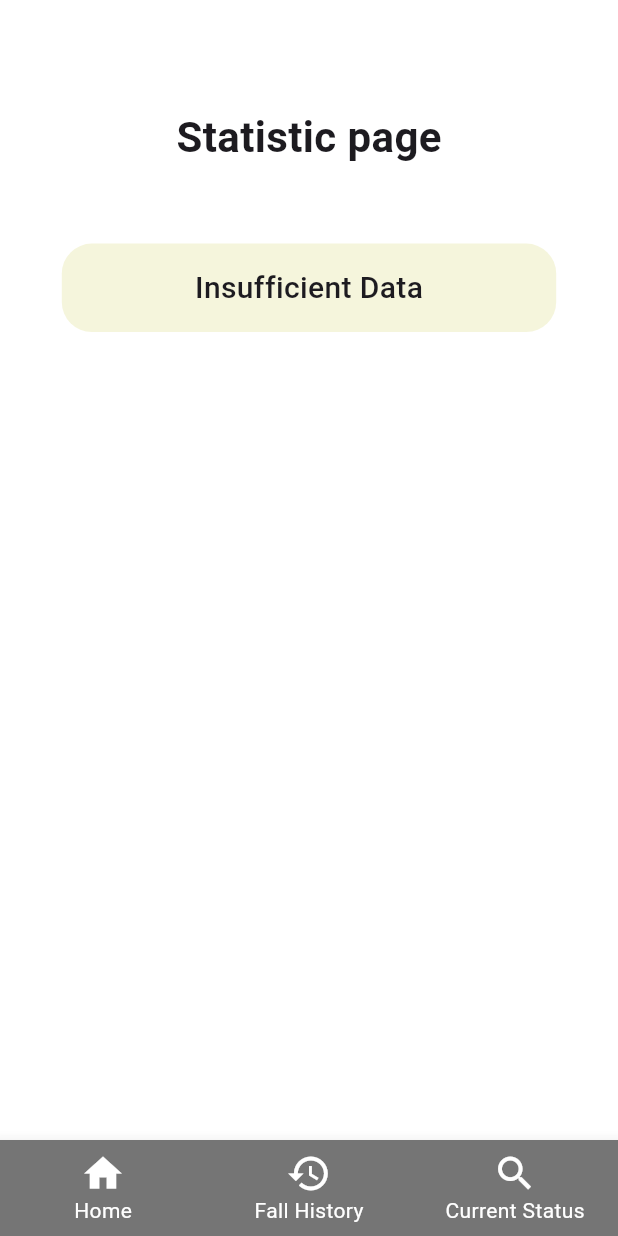
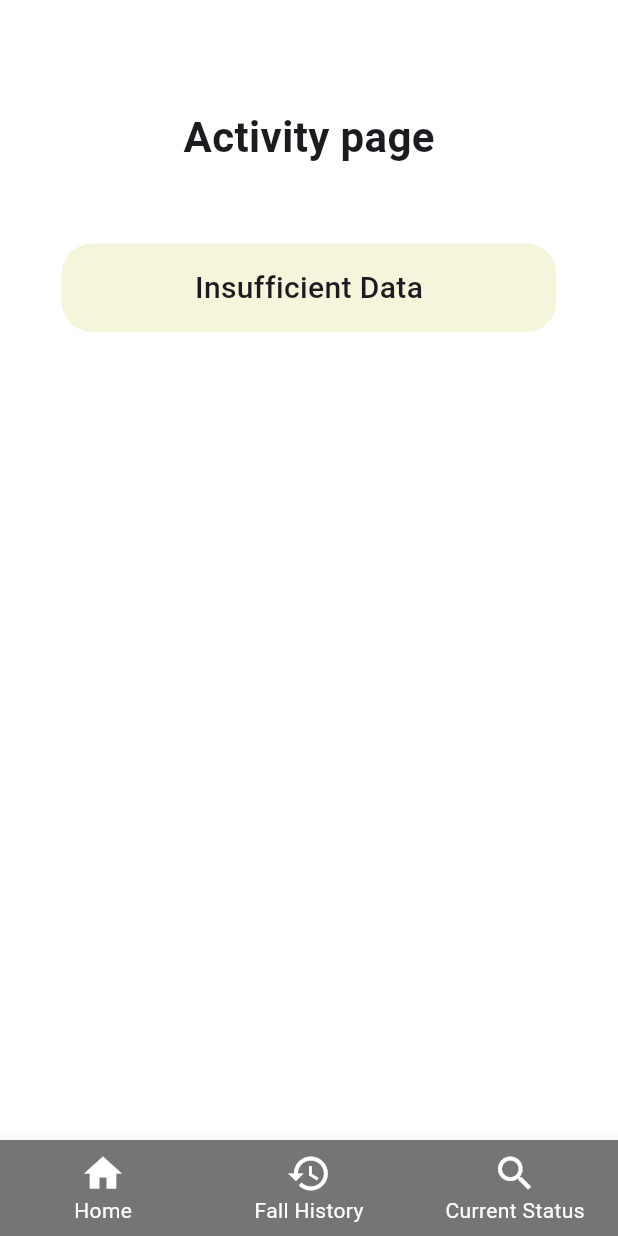
Before and after one commit to gitfiq/fall_detection_real, a Flutter app: the StatisticPage screen opened directly with empty values, on a phone screen of 412 x 824 dp. Run offline on Flutter 3.47's test engine with Material 3 defaults, Android fonts, the light colour scheme and no system bars; our stand-ins replace cloud_firestore, firebase_core, firebase_messaging, fl_chart, lottie; accounts and stored records are empty; network calls fail.

Commit message:
latest version

```diff
--- a/lib/pages/current_status_page.dart
+++ b/lib/pages/current_status_page.dart
@@ -24,7 +24,7 @@ class _CurrentStatusPageState extends State<CurrentStatusPage> {
     return Scaffold(
       backgroundColor: Colors.white,
       body: StreamBuilder<DocumentSnapshot<Map<String, dynamic>>>(
-          stream: _firestoreService.getCurrentStatusStream(widget.deviceId),
+          stream: _firestoreService.getUserStream(widget.deviceId),
           builder: (context, snapshot) {
             if (snapshot.connectionState == ConnectionState.waiting) {
               return const Center(
--- a/lib/pages/statistic_page.dart
+++ b/lib/pages/statistic_page.dart
@@ -1,3 +1,5 @@
+import 'dart:async';
+
 import 'package:fall_detection_real/data/user_id.dart';
 import 'package:fall_detection_real/pages/current_status_page.dart';
 import 'package:fall_detection_real/pages/fall_history_page.dart';
@@ -20,9 +22,23 @@ class _StatisticPageState extends State<StatisticPage> {
   final List<SensorDataPoint> sensorDataPoints =
       []; // List to store data points
   bool _isStreamActive = false; // Flag to track stream status
+  late StreamSubscription
+      _sensorDataSubscription; // StreamSubscription to manage stream
+
+  @override
+  void initState() {
+    super.initState();
+    _listenToSensorData();
+  }
+
+  @override
+  void dispose() {
+    _sensorDataSubscription.cancel(); // Cancel the stream subscription
+    super.dispose();
+  }
 
   void _listenToSensorData() {
-    _firestoreService.getSensorDataStream(widget.deviceId).listen((snapshot) {
+    _firestoreService.getUserStream(widget.deviceId).listen((snapshot) {
       if (snapshot.exists) {
         final data = snapshot.data()!;
         final newPoint = SensorDataPoint(
@@ -34,7 +50,7 @@ class _StatisticPageState extends State<StatisticPage> {
         // Update the list (add new, remove old if needed)
         setState(() {
           sensorDataPoints.add(newPoint);
-          if (sensorDataPoints.length > 10) {
+          if (sensorDataPoints.length >= 11) {
             sensorDataPoints.removeAt(0); // Remove oldest point
           }
         });
@@ -45,28 +61,36 @@ class _StatisticPageState extends State<StatisticPage> {
 
   //Gets the gyrometer values against the time
   List<FlSpot> _getgyrometerChartData(List<SensorDataPoint> dataPoints) {
-    return dataPoints
-        .map((point) => FlSpot(
-            (point.time.hour * 3600 +
-                point.time.minute * 60 +
-                point.time.second) as double,
-            point.gyrometer))
-        .toList();
+    return dataPoints.map((point) {
+      double xValue = point.time.millisecondsSinceEpoch.toDouble();
+      return FlSpot(xValue, point.gyrometer.toDouble());
+    }).toList();
   }
 
   //Gets the accelerometer values against the time
   List<FlSpot> _getaccelerometerChartData(List<SensorDataPoint> dataPoints) {
-    return dataPoints
-        .map((point) => FlSpot(
-            (point.time.hour * 3600 +
-                point.time.minute * 60 +
-                point.time.second) as double,
-            point.accelerometer))
-        .toList();
+    return dataPoints.map((point) {
+      double xValue = point.time.millisecondsSinceEpoch.toDouble();
+      return FlSpot(xValue, point.accelerometer.toDouble());
+    }).toList();
+  }
+
+  SideTitles getBottomTitles() {
+    return SideTitles(
+      showTitles: true,
+      reservedSize: 20,
+      interval: 60000, // Show label for each minute
+      getTitlesWidget: (value, meta) {
+        DateTime date = DateTime.fromMillisecondsSinceEpoch(value.toInt());
+        String formattedTime = "${date.hour}:${date.minute}:${date.second}";
+        return Text(formattedTime, style: const TextStyle(fontSize: 10));
+      },
+    );
   }
 
   Widget _buildLineChartOrMessage() {
-    if (sensorDataPoints.length < 10) {
+    // ignore: prefer_is_empty
+    if (sensorDataPoints.length < 1) {
       // Render the message widget in a rounded container
       return Container(
         width: MediaQuery.of(context).size.width * 0.8,
@@ -108,30 +132,32 @@ class _StatisticPageState extends State<StatisticPage> {
                   padding: const EdgeInsets.all(12.0),
                   child: LineChart(
                     LineChartData(
+                      minY: 0,
+                      maxY: 0.5,
                       lineBarsData: [
                         LineChartBarData(
-                          spots: gyrometerChartData,
-                          isCurved: true,
-                          barWidth: 15,
-                          color: Colors.blue,
-                        )
+                            spots: gyrometerChartData,
+                            isCurved: true,
+                            barWidth: 3,
+                            color: Colors.green,
+                            preventCurveOverShooting: true,
+                            dotData: const FlDotData(
+                              show: true,
+                            )),
                       ],
-                      titlesData: const FlTitlesData(
-                          topTitles: AxisTitles(
+                      titlesData: FlTitlesData(
+                          topTitles: const AxisTitles(
                             sideTitles: SideTitles(showTitles: false),
                           ),
-                          rightTitles: AxisTitles(
+                          rightTitles: const AxisTitles(
                               sideTitles: SideTitles(showTitles: false)),
-                          leftTitles: AxisTitles(
+                          leftTitles: const AxisTitles(
                             axisNameWidget: Text("Gyrometer Values (degree/s)"),
                             sideTitles: SideTitles(showTitles: true),
                           ),
                           bottomTitles: AxisTitles(
-                            axisNameWidget: Text("Time"),
-                            sideTitles: SideTitles(
-                              showTitles: true,
-                              reservedSize: 30,
-                            ),
+                            axisNameWidget: const Text("Time"),
+                            sideTitles: getBottomTitles(),
                           )),
                     ),
                   ),
@@ -147,31 +173,33 @@ class _StatisticPageState extends State<StatisticPage> {
                   padding: const EdgeInsets.all(12.0),
                   child: LineChart(
                     LineChartData(
+                      minY: 0,
+                      maxY: 0.5,
                       lineBarsData: [
                         LineChartBarData(
-                          spots: accelerometerChartData,
-                          isCurved: true,
-                          barWidth: 15,
-                          color: Colors.blue,
-                        ),
+                            spots: accelerometerChartData,
+                            isCurved: true,
+                            barWidth: 3,
+                            color: Colors.blue,
+                            preventCurveOverShooting: true,
+                            dotData: const FlDotData(
+                              show: true,
+                            )),
                       ],
-                      titlesData: const FlTitlesData(
-                          topTitles: AxisTitles(
+                      titlesData: FlTitlesData(
+                          topTitles: const AxisTitles(
                             sideTitles: SideTitles(showTitles: false),
                           ),
-                          rightTitles: AxisTitles(
+                          rightTitles: const AxisTitles(
                               sideTitles: SideTitles(showTitles: false)),
-                          leftTitles: AxisTitles(
+                          leftTitles: const AxisTitles(
                             axisNameWidget:
                                 Text("Accelerometer Values (m/s^2)"),
                             sideTitles: SideTitles(showTitles: true),
                           ),
                           bottomTitles: AxisTitles(
-                            axisNameWidget: Text("Time"),
-                            sideTitles: SideTitles(
-                              showTitles: true,
-                              reservedSize: 30,
-                            ),
+                            axisNameWidget: const Text("Time"),
+                            sideTitles: getBottomTitles(),
                           )),
                     ),
                   ),
@@ -195,7 +223,7 @@ class _StatisticPageState extends State<StatisticPage> {
             height: MediaQuery.of(context).size.height * 0.1, // Top quarter
             child: const Center(
               child: Text(
-                'Statistic page',
+                'Activity page',
                 style: TextStyle(
                   fontSize: 28,
                   fontWeight: FontWeight.bold,
```
Also changed, not shown: lib/services/firestore_operations.dart (+4 -25 lines).
